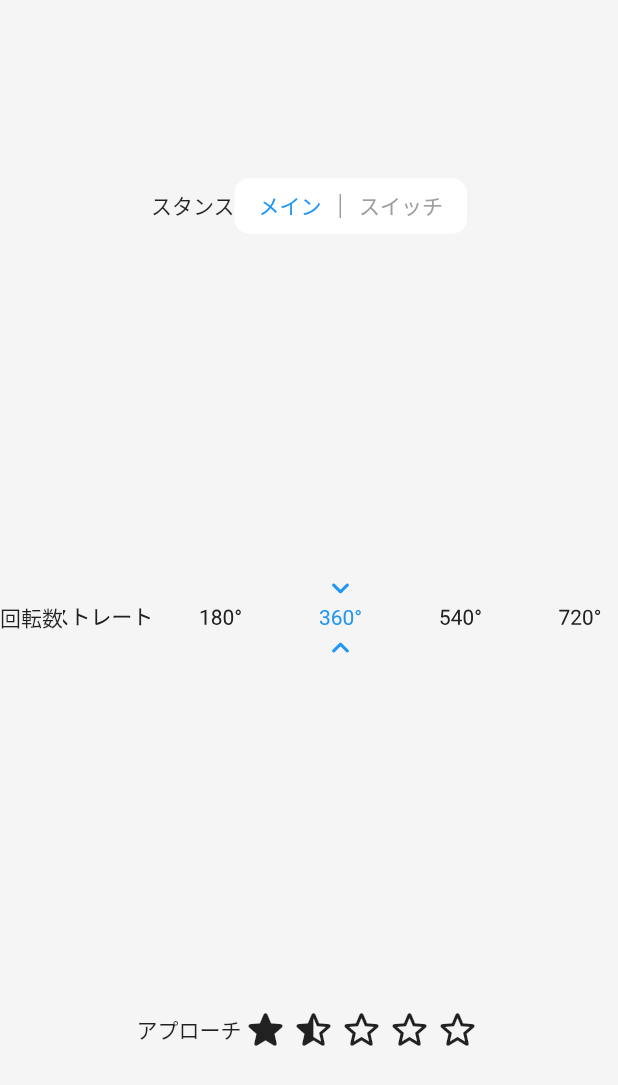
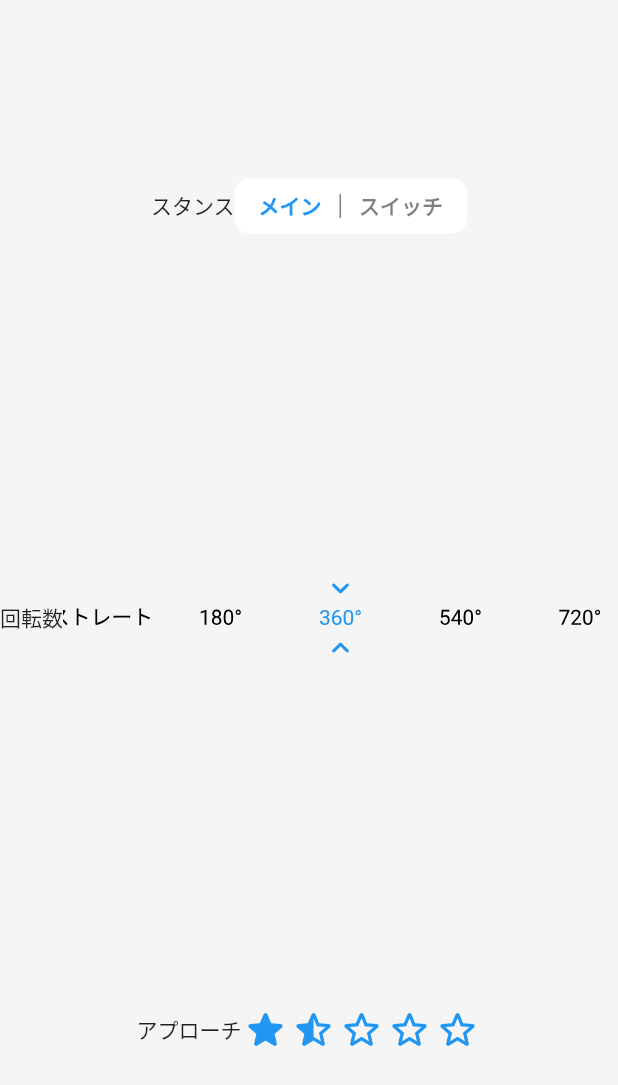
Before and after one commit to RyoheiTomiyama/flutter-memo-app, a Flutter app: the screen it shows after launch, on a phone screen of 412 x 824 dp. Shown: the top 1085 px of the screen. Run offline on Flutter 3.47's test engine with Material 2 defaults, Android fonts, the phone set to English and light mode, and no system bars; our stand-ins replace dropdown_button2, flutter_hooks, freezed_annotation, hooks_riverpod, video_player; missing offline and left inert: photo_manager, super_editor.

Commit message:
fix ColorTheme適用

```diff
--- a/lib/main.dart
+++ b/lib/main.dart
@@ -23,7 +23,7 @@ class MyApp extends StatelessWidget {
     return MaterialApp(
       title: 'Flutter Demo',
       theme: ThemeData(
-        primarySwatch: Colors.blueGrey,
+        primarySwatch: Colors.blue,
       ),
       // initialRoute: Routes.videoGallery.name,
       initialRoute: Routes.ui.name,
--- a/lib/ui/form/rating_bar.dart
+++ b/lib/ui/form/rating_bar.dart
@@ -108,6 +108,7 @@ class RatingBarWidget extends HookWidget {
       child: Icon(
         icon.value,
         size: 32,
+        color: Theme.of(context).colorScheme.primary,
       ),
     );
   }
--- a/lib/ui/form/scroll_picker.dart
+++ b/lib/ui/form/scroll_picker.dart
@@ -50,25 +50,6 @@ class ScrollPicker extends HookWidget {
     this.onChange,
   }) : super(key: key);
 
-  Widget itemWidget(ScrollPickerItem e, bool isActive) {
-    return RotatedBox(
-      quarterTurns: 1,
-      child: Container(
-        padding: const EdgeInsets.symmetric(vertical: 8, horizontal: 4),
-        alignment: Alignment.center,
-        // color: Colors.amber,
-        child: Text(
-          e.label,
-          textAlign: TextAlign.center,
-          style: TextStyle(
-            color: isActive ? Colors.blue : null,
-          ),
-          strutStyle: const StrutStyle(leading: 0.5),
-        ),
-      ),
-    );
-  }
-
   @override
   Widget build(BuildContext context) {
     final currentItem = useState<ScrollPickerItem>(list[2]);
@@ -88,17 +69,17 @@ class ScrollPicker extends HookWidget {
                   Container(
                     transform:
                         Transform.translate(offset: Offset(0, -20)).transform,
-                    child: const Icon(
+                    child: Icon(
                       Icons.keyboard_arrow_down_rounded,
-                      color: Colors.blue,
+                      color: Theme.of(context).colorScheme.primary,
                     ),
                   ),
                   Container(
                     transform:
                         Transform.translate(offset: Offset(0, 20)).transform,
-                    child: const Icon(
+                    child: Icon(
                       Icons.keyboard_arrow_up_rounded,
-                      color: Colors.blue,
+                      color: Theme.of(context).colorScheme.primary,
                     ),
                   ),
                 ],
@@ -120,7 +101,10 @@ class ScrollPicker extends HookWidget {
                   }
                 },
                 children: list.map((e) {
-                  return itemWidget(e, currentItem.value.value == e.value);
+                  return ScrollPickerItemWidget(
+                    item: e,
+                    isActive: currentItem.value.value == e.value,
+                  );
                 }).toList(),
               ),
             ),
@@ -130,3 +114,36 @@ class ScrollPicker extends HookWidget {
     );
   }
 }
+
+class ScrollPickerItemWidget extends HookWidget {
+  final ScrollPickerItem item;
+  final bool isActive;
+
+  const ScrollPickerItemWidget({
+    super.key,
+    required this.item,
+    this.isActive = false,
+  });
+
+  @override
+  Widget build(BuildContext context) {
+    return RotatedBox(
+      quarterTurns: 1,
+      child: Container(
+        padding: const EdgeInsets.symmetric(vertical: 8, horizontal: 4),
+        alignment: Alignment.center,
+        // color: Colors.amber,
+        child: Text(
+          item.label,
+          textAlign: TextAlign.center,
+          style: TextStyle(
+            color: isActive
+                ? Theme.of(context).colorScheme.primary
+                : Theme.of(context).colorScheme.onSurface,
+          ),
+          strutStyle: const StrutStyle(leading: 0.5),
+        ),
+      ),
+    );
+  }
+}
--- a/lib/ui/form/switch_button.dart
+++ b/lib/ui/form/switch_button.dart
@@ -6,16 +6,6 @@ class SwitchButtonItem<T extends Object> {
   final String label;
 
   const SwitchButtonItem({required this.label, required this.value});
-}
-
-class ActiveColor {
-  static Color get textColor => Colors.white;
-  static Color get backgroundColor => Colors.blue;
-}
-
-class DisabledColor {
-  static Color get textColor => Colors.black;
-  static Color get backgroundColor => Colors.transparent;
 }
 
 const defaultList = [
@@ -59,14 +49,17 @@ class SwitchButton extends HookWidget {
         child: Text(
           item.label,
           style: TextStyle(
-            color: isActive ? Colors.blue : Colors.grey.shade500,
+            fontWeight: FontWeight.bold,
+            color: isActive
+                ? Theme.of(context).colorScheme.primary
+                : Theme.of(context).colorScheme.onSurface.withOpacity(0.5),
           ),
         ),
       );
     }
 
     return Material(
-      color: Colors.white,
+      color: Theme.of(context).colorScheme.surface,
       shape: const RoundedRectangleBorder(
         borderRadius: BorderRadius.all(Radius.circular(10)),
       ),
@@ -88,7 +81,8 @@ class SwitchButton extends HookWidget {
                 return Container(
                   width: 1,
                   height: 16,
-                  color: Colors.grey.shade500,
+                  color:
+                      Theme.of(context).colorScheme.onSurface.withOpacity(0.5),
                 );
               }
             }).toList(),
```
